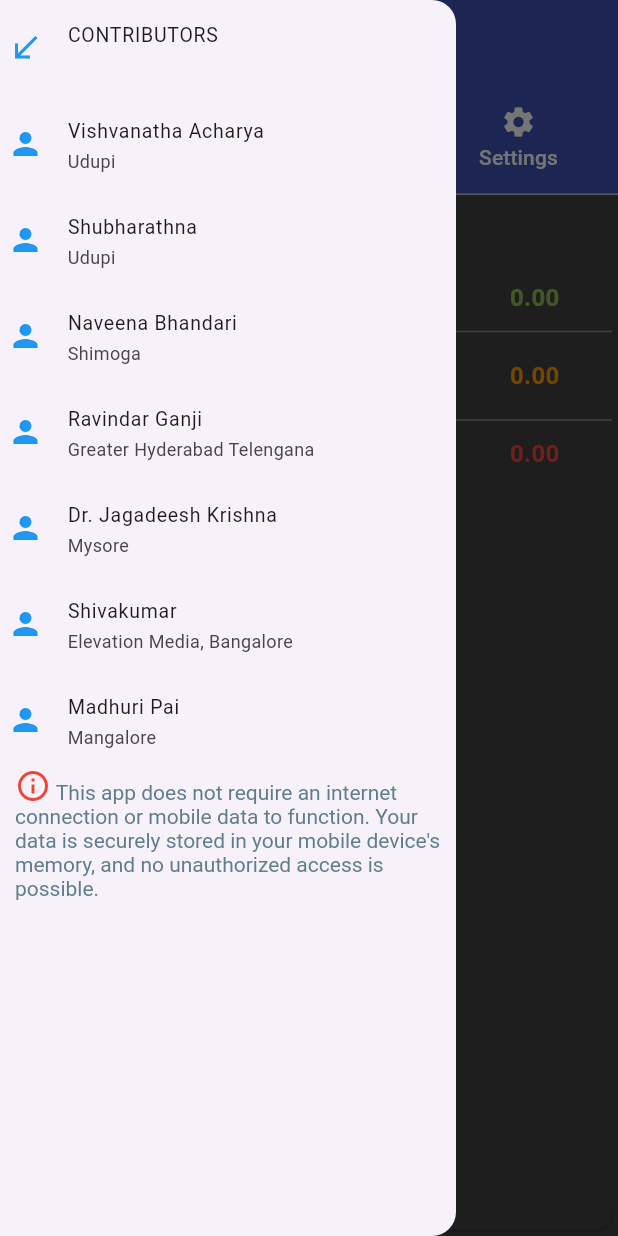
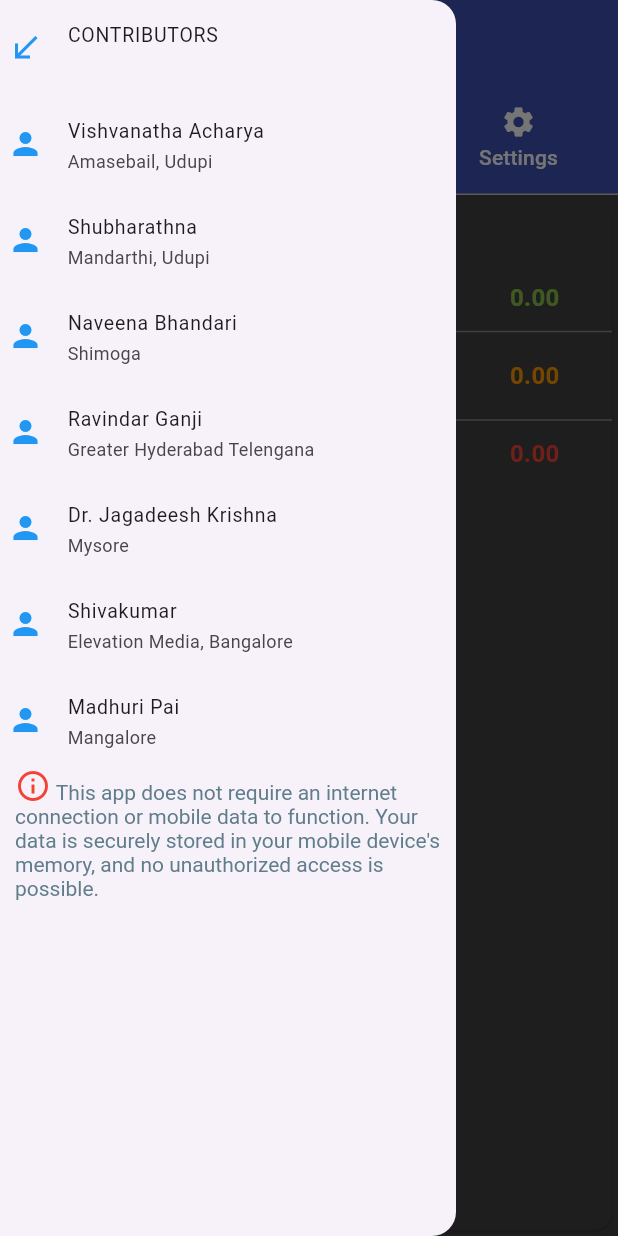
Before and after one commit to vishvanathaa/iSpent_3.0.10, a Flutter app: the screen it shows after launch, with the side drawer open, on a phone screen of 412 x 824 dp. Run offline on Flutter 3.47's test engine with Material 3 defaults, Android fonts, the light colour scheme and no system bars; drawn by our look-alikes of toggle_switch; our stand-ins replace charts_flutter, datetime_picker_formfield, jiffy, pie_chart, shared_preferences, sqflite; accounts and stored records are empty.

```diff
--- a/lib/main.dart
+++ b/lib/main.dart
@@ -99,8 +99,8 @@ class _HomePageState extends State<ISpentHome> implements HomeContract {
           child: ListView(
             children: [
               _tile('CONTRIBUTORS', '',  Icons.call_received),
-              _tile('Vishvanatha Acharya', 'Udupi', Icons.person),
-              _tile('Shubharathna', 'Udupi', Icons.person),
+              _tile('Vishvanatha Acharya', 'Amasebail, Udupi', Icons.person),
+              _tile('Shubharathna', 'Mandarthi, Udupi', Icons.person),
               _tile('Naveena Bhandari', 'Shimoga', Icons.person),
               _tile('Ravindar Ganji', 'Greater Hyderabad Telengana', Icons.person),
               _tile('Dr. Jagadeesh Krishna', 'Mysore', Icons.person),
--- a/pubspec.yaml
+++ b/pubspec.yaml
@@ -16,7 +16,7 @@ publish_to: 'none' # Remove this line if you wish to publish to pub.dev
 # https://developer.apple.com/library/archive/documentation/General/Reference/InfoPlistKeyReference/Articles/CoreFoundationKeys.html
 # In Windows, build-name is used as the major, minor, and patch parts
 # of the product and file versions while build-number is used as the build suffix.
-version: 3.0.13+20
+version: 3.0.14+21
 
 environment:
   sdk: '>=3.2.0-30.0.dev <4.0.0'
```
Also changed, not shown: images/wallet.png, 39 other files.
